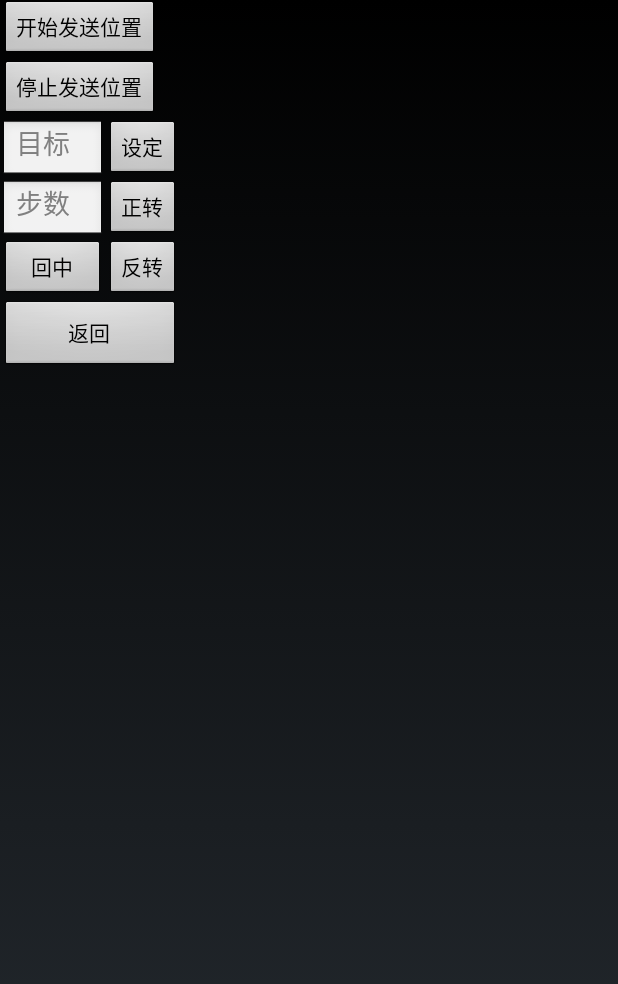
After one commit to zsyh/BallTracking, an Android app: the layout datatranscontrol.xml on its own in the app's theme, with its tools: preview values and no code run, on a phone screen of 412 x 824 dp. The commit adds this screen. Shown: the top 984 px of the screen. Run offline under Robolectric (Android 15) with nearby library versions, the phone set to English and light mode, and no system bars.

Commit message:
完成xml布局文件编写

```diff
--- a/app/src/main/java/com/zaizai1/balltracking/MainActivity.java
+++ b/app/src/main/java/com/zaizai1/balltracking/MainActivity.java
@@ -79,7 +79,7 @@ public class MainActivity extends Activity implements CvCameraViewListener2, Vie
     private static final int TOUCH_BALL=3;
     private int touchMode=TOUCH_DONOTHING;
 
-    private static final int RECTHALFLENGTH=100;
+    private static final int RECTHALFLENGTH=80;
 
 
 
--- /dev/null
+++ b/app/src/main/res/layout/datatranscontrol.xml
@@ -0,0 +1,72 @@
+<?xml version="1.0" encoding="utf-8"?>
+<LinearLayout xmlns:android="http://schemas.android.com/apk/res/android"
+    android:orientation="vertical" android:layout_width="match_parent"
+    android:layout_height="match_parent">
+
+    <Button
+        android:id="@+id/buttonStartSendPosition"
+        android:layout_width="wrap_content"
+        android:layout_height="40dp"
+        android:text="开始发送位置"
+        />
+    <Button
+        android:id="@+id/buttonStopSendPosition"
+        android:layout_width="wrap_content"
+        android:layout_height="40dp"
+        android:text="停止发送位置"
+        />
+<RelativeLayout
+    android:layout_width="wrap_content"
+    android:layout_height="wrap_content">
+    <EditText
+        android:id="@+id/editTextTargetPosition"
+        android:layout_width="70dp"
+        android:layout_height="40dp"
+        android:hint="目标"
+        />
+    <Button
+        android:id="@+id/buttonSetTargetPosition"
+        android:layout_width="wrap_content"
+        android:layout_height="40dp"
+        android:layout_toRightOf="@id/editTextTargetPosition"
+        android:text="设定"/>
+
+
+    <EditText
+        android:id="@+id/editTextStep"
+        android:layout_width="70dp"
+        android:layout_height="40dp"
+        android:hint="步数"
+        android:layout_below="@id/editTextTargetPosition"
+        />
+    <Button
+        android:id="@+id/buttonForeward"
+        android:layout_width="wrap_content"
+        android:layout_height="40dp"
+        android:layout_below="@id/buttonSetTargetPosition"
+        android:layout_toRightOf="@id/editTextStep"
+        android:text="正转"/>
+
+    <Button
+        android:id="@+id/buttonNeutral"
+        android:layout_width="70dp"
+        android:layout_height="40dp"
+        android:layout_below="@id/editTextStep"
+        android:text="回中"/>
+    <Button
+        android:id="@+id/buttonReverse"
+        android:layout_width="wrap_content"
+        android:layout_height="40dp"
+        android:layout_below="@id/buttonForeward"
+        android:layout_toRightOf="@id/buttonNeutral"
+        android:text="反转"/>
+
+</RelativeLayout>
+
+    <Button
+        android:id="@+id/buttonDataTransControlReturn"
+        android:layout_width="120dp"
+        android:layout_height="wrap_content"
+        android:text="返回" />
+
+</LinearLayout>
```
Also changed, not shown: app/src/main/res/layout/setpid.xml (added, +42 -0 lines), app/src/main/res/layout/setrange.xml (added, +39 -0 lines), app/src/main/res/layout/zaizai1_surface_view.xml (+42 -23 lines).
